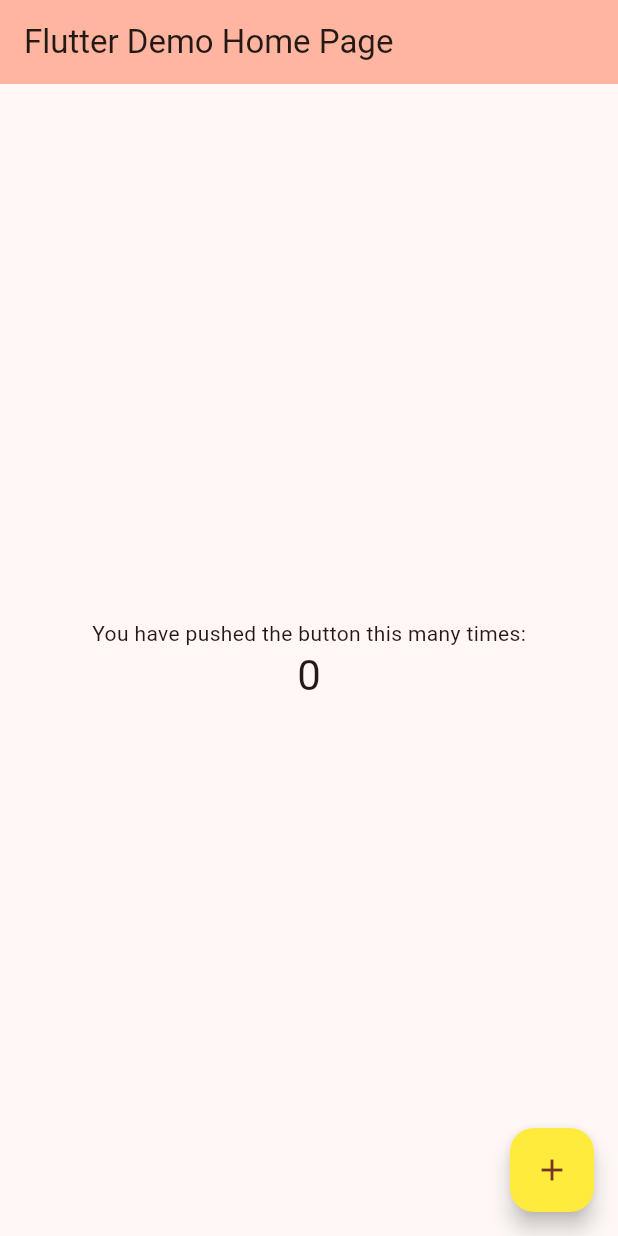
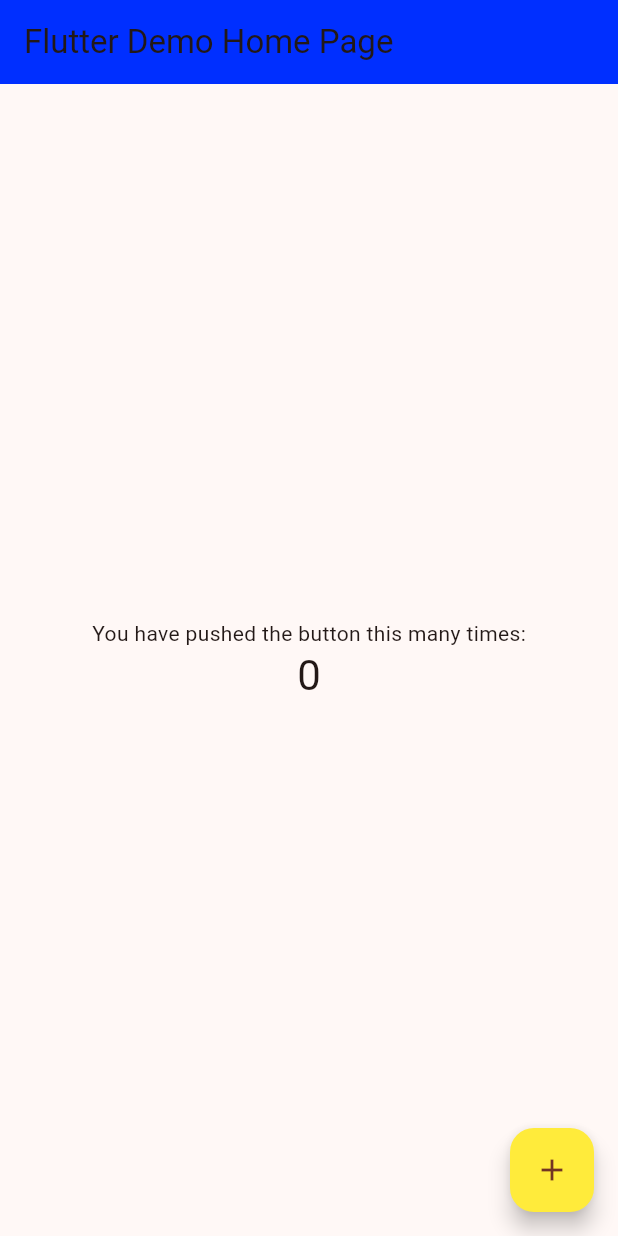
Before and after one commit to Mountie-Mobile-RHS/mountie-mobile-app, a Flutter app: the screen it shows after launch, on a phone screen of 412 x 824 dp. Run offline on Flutter 3.47's test engine with Material 2 defaults, Android fonts, the phone set to English and light mode, and no system bars.

```diff
--- a/lib/main.dart
+++ b/lib/main.dart
@@ -7,27 +7,11 @@ void main() {
 class MyApp extends StatelessWidget {
   const MyApp({super.key});
 
-  // This widget is the root of your application.
   @override
   Widget build(BuildContext context) {
     return MaterialApp(
       title: 'Flutter Demo',
       theme: ThemeData(
-        // This is the theme of your application.
-        //
-        // TRY THIS: Try running your application with "flutter run". You'll see
-        // the application has a blue toolbar. Then, without quitting the app,
-        // try changing the seedColor in the colorScheme below to Colors.green
-        // and then invoke "hot reload" (save your changes or press the "hot
-        // reload" button in a Flutter-supported IDE, or press "r" if you used
-        // the command line to start the app).
-        //
-        // Notice that the counter didn't reset back to zero; the application
-        // state is not lost during the reload. To reset the state, use hot
-        // restart instead.
-        //
-        // This works for code too, not just values: Most code changes can be
-        // tested with just a hot reload.
         colorScheme: ColorScheme.fromSeed(seedColor: Colors.deepOrange),
         useMaterial3: true,
       ),
@@ -38,16 +22,6 @@ class MyApp extends StatelessWidget {
 
 class MyHomePage extends StatefulWidget {
   const MyHomePage({super.key, required this.title});
-
-  // This widget is the home page of your application. It is stateful, meaning
-  // that it has a State object (defined below) that contains fields that affect
-  // how it looks.
-
-  // This class is the configuration for the state. It holds the values (in this
-  // case the title) provided by the parent (in this case the App widget) and
-  // used by the build method of the State. Fields in a Widget subclass are
-  // always marked "final".
-
   final String title;
 
   @override
@@ -59,50 +33,19 @@ class _MyHomePageState extends State<MyHomePage> {
 
   void _incrementCounter() {
     setState(() {
-      // This call to setState tells the Flutter framework that something has
-      // changed in this State, which causes it to rerun the build method below
-      // so that the display can reflect the updated values. If we changed
-      // _counter without calling setState(), then the build method would not be
-      // called again, and so nothing would appear to happen.
       _counter++;
     });
   }
 
   @override
   Widget build(BuildContext context) {
-    // This method is rerun every time setState is called, for instance as done
-    // by the _incrementCounter method above.
-    //
-    // The Flutter framework has been optimized to make rerunning build methods
-    // fast, so that you can just rebuild anything that needs updating rather
-    // than having to individually change instances of widgets.
     return Scaffold(
       appBar: AppBar(
-        // TRY THIS: Try changing the color here to a specific color (to
-        // Colors.amber, perhaps?) and trigger a hot reload to see the AppBar
-        // change color while the other colors stay the same.
-        backgroundColor: Theme.of(context).colorScheme.inversePrimary,
-        // Here we take the value from the MyHomePage object that was created by
-        // the App.build method, and use it to set our appbar title.
+        backgroundColor: const Color.fromRGBO(0, 47, 255, 1.0),
         title: Text(widget.title),
       ),
       body: Center(
-        // Center is a layout widget. It takes a single child and positions it
-        // in the middle of the parent.
         child: Column(
-          // Column is also a layout widget. It takes a list of children and
-          // arranges them vertically. By default, it sizes itself to fit its
-          // children horizontally, and tries to be as tall as its parent.
-          //
-          // Column has various properties to control how it sizes itself and
-          // how it positions its children. Here we use mainAxisAlignment to
-          // center the children vertically; the main axis here is the vertical
-          // axis because Columns are vertical (the cross axis would be
-          // horizontal).
-          //
-          // TRY THIS: Invoke "debug painting" (choose the "Toggle Debug Paint"
-          // action in the IDE, or press "p" in the console), to see the
-          // wireframe for each widget.
           mainAxisAlignment: MainAxisAlignment.center,
           children: <Widget>[
             const Text(
@@ -120,7 +63,7 @@ class _MyHomePageState extends State<MyHomePage> {
         onPressed: _incrementCounter,
         tooltip: 'Increment',
         child: const Icon(Icons.add),
-      ), // This trailing comma makes auto-formatting nicer for build methods.
+      ),
     );
   }
 }
```
